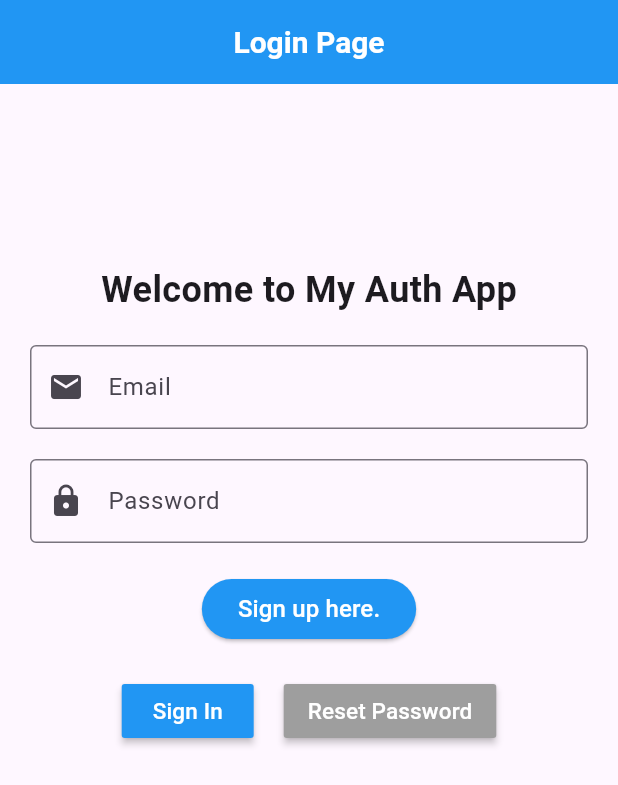
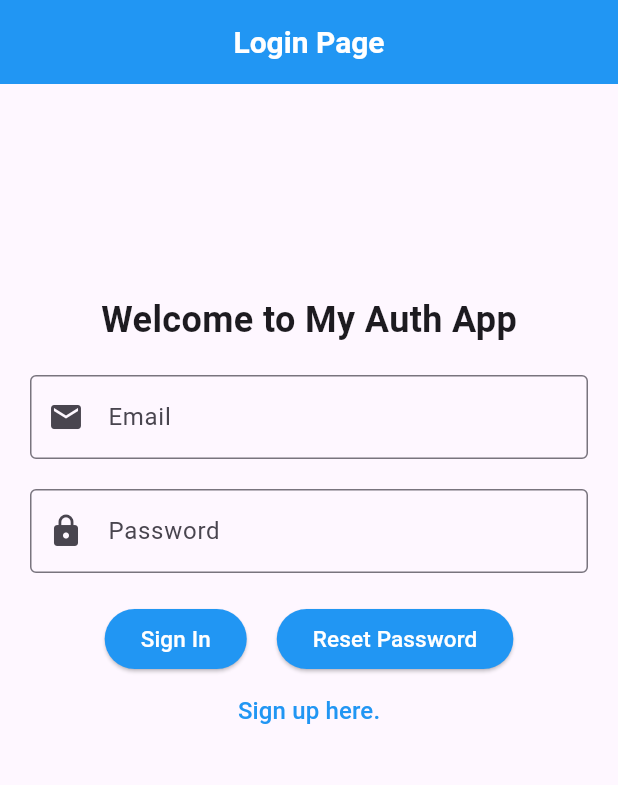
Before and after one commit to santhoshsk3722/My-App, a Flutter app: the screen it shows after launch, on a phone screen of 412 x 824 dp. Shown: the top 785 px of the screen. Run offline on Flutter 3.47's test engine with Material 3 defaults, Android fonts, the phone set to English and light mode, and no system bars; our stand-ins replace firebase_auth, firebase_core, fluttertoast; accounts and stored records are empty.

Commit message:
3rd commit

```diff
--- a/lib/loginpage.dart
+++ b/lib/loginpage.dart
@@ -35,7 +35,7 @@ class _LoginPageState extends State<LoginPage> {
         backgroundColor: Colors.blue,
       ),
       body: Padding(
-        padding: const EdgeInsets.only(top: 80),
+        padding: const EdgeInsets.only(top: 100),
         child: Form(
           child: SingleChildScrollView(
             child: Column(
@@ -89,30 +89,12 @@ class _LoginPageState extends State<LoginPage> {
                   ),
                 ),
                 const SizedBox(height: 20),
-                ElevatedButton(
-                  style: ElevatedButton.styleFrom(
-                    backgroundColor: Colors.blue,
-                  ),
-                  onPressed: () {
-                    Navigator.push(
-                      context,
-                      MaterialPageRoute(
-                        builder: (context) => const RegisterPage(),
-                      ),
-                    );
-                  },
-                  child: const Text(
-                    "Sign up here.",
-                    style: TextStyle(fontSize: 16, color: Colors.white),
-                  ),
-                ),
-                const SizedBox(height: 20),
                 Padding(
                   padding: const EdgeInsets.symmetric(horizontal: 20),
                   child: Row(
                     mainAxisAlignment: MainAxisAlignment.center,
                     children: [
-                      MaterialButton(
+                      ElevatedButton(
                         onPressed: () async {
                           try {
                             await authService.value.signIn(
@@ -131,28 +113,44 @@ class _LoginPageState extends State<LoginPage> {
                             );
                           }
                         },
-                        color: Colors.blue,
-                        textColor: Colors.white,
+                        style: ElevatedButton.styleFrom(
+                          backgroundColor: Colors.blue,
+                        ),
                         child: const Text(
                           'Sign In',
-                          style: TextStyle(fontSize: 15),
+                          style: TextStyle(fontSize: 15, color: Colors.white),
                         ),
                       ),
                       SizedBox(
                         width: 20,
                       ),
-                      MaterialButton(
+                      ElevatedButton(
                         onPressed: () {
                           // Handle reset password logic here
                         },
-                        color: Colors.grey,
-                        textColor: Colors.white,
+                        style: ElevatedButton.styleFrom(
+                          backgroundColor: Colors.blue,
+                        ),
                         child: const Text(
                           'Reset Password',
-                          style: TextStyle(fontSize: 15),
+                          style: TextStyle(fontSize: 15, color: Colors.white),
                         ),
                       ),
                     ],
+                  ),
+                ),
+                TextButton(
+                  onPressed: () {
+                    Navigator.push(
+                      context,
+                      MaterialPageRoute(
+                        builder: (context) => const RegisterPage(),
+                      ),
+                    );
+                  },
+                  child: const Text(
+                    "Sign up here.",
+                    style: TextStyle(fontSize: 16, color: Colors.blue),
                   ),
                 ),
               ],
--- a/lib/register_page.dart
+++ b/lib/register_page.dart
@@ -67,6 +67,9 @@ class _SignupState extends State<Signup> {
                       email: emailController.text.trim(),
                       password: passwordController.text.trim(),
                     );
+                    ScaffoldMessenger.of(context).showSnackBar(
+                      SnackBar(content: Text('Registration Successful')),
+                    );
                     Navigator.push(
                       context,
                       MaterialPageRoute(
```
Also changed, not shown: lib/welcome.dart (+37 -1 lines).
